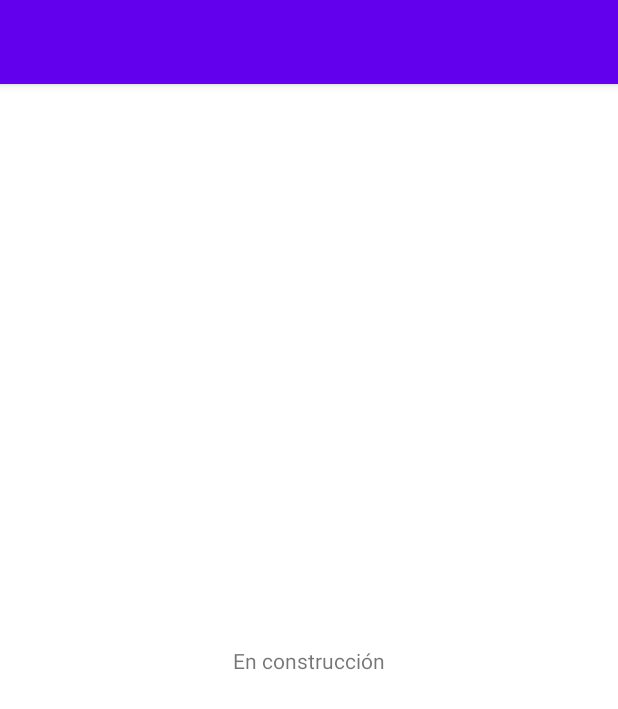
After one commit to rafalesan/credi-kiosko-android, an Android app: the HomeFragment screen opened directly, with no data from a screen before it, on a phone screen of 412 x 824 dp. The commit adds this screen. Shown: the top 709 px of the screen. Run offline under Robolectric (Android 15) with nearby library versions, the phone set to English and light mode, and no system bars; our stand-ins replace Timber, data binding, navigation-ui; 2 statements that could not run were skipped.

Commit message:
Implement empty HomeFragment, also configure navigation drawer and navigation header with empty ui inside MainActivity

```diff
--- a/app/src/main/java/com/rafalesan/credikiosko/di/appModule.kt
+++ b/app/src/main/java/com/rafalesan/credikiosko/di/appModule.kt
@@ -3,6 +3,7 @@ package com.rafalesan.credikiosko.di
 import com.rafalesan.credikiosko.presentation.auth.AuthViewModel
 import com.rafalesan.credikiosko.presentation.auth.login.LoginViewModel
 import com.rafalesan.credikiosko.presentation.auth.signup.SignupViewModel
+import com.rafalesan.credikiosko.presentation.home.HomeViewModel
 import com.rafalesan.credikiosko.presentation.main.MainViewModel
 import org.koin.androidx.viewmodel.dsl.viewModel
 import org.koin.dsl.module
@@ -13,5 +14,6 @@ val appModule = module {
     viewModel { SignupViewModel(get()) }
     viewModel { AuthViewModel(get(), get(), get()) }
     viewModel { MainViewModel() }
+    viewModel { HomeViewModel() }
 
 }
--- /dev/null
+++ b/presentation/src/main/java/com/rafalesan/credikiosko/presentation/home/HomeFragment.kt
@@ -0,0 +1,13 @@
+package com.rafalesan.credikiosko.presentation.home
+
+import com.rafalesan.credikiosko.presentation.R
+import com.rafalesan.credikiosko.presentation.base.BaseViewModelFragment
+import com.rafalesan.credikiosko.presentation.databinding.FrgHomeBinding
+import org.koin.androidx.viewmodel.ext.android.viewModel
+
+class HomeFragment : BaseViewModelFragment<HomeViewModel, FrgHomeBinding>() {
+
+    override val contentViewLayoutId = R.layout.frg_home
+    override val viewModel: HomeViewModel by viewModel()
+
+}
--- /dev/null
+++ b/presentation/src/main/java/com/rafalesan/credikiosko/presentation/home/HomeViewModel.kt
@@ -0,0 +1,6 @@
+package com.rafalesan.credikiosko.presentation.home
+
+import com.rafalesan.credikiosko.presentation.base.BaseViewModel
+
+class HomeViewModel : BaseViewModel() {
+}
--- a/presentation/src/main/java/com/rafalesan/credikiosko/presentation/main/MainActivity.kt
+++ b/presentation/src/main/java/com/rafalesan/credikiosko/presentation/main/MainActivity.kt
@@ -1,5 +1,11 @@
 package com.rafalesan.credikiosko.presentation.main
 
+import android.os.Bundle
+import androidx.navigation.NavController
+import androidx.navigation.fragment.NavHostFragment
+import androidx.navigation.ui.AppBarConfiguration
+import androidx.navigation.ui.NavigationUI
+import androidx.navigation.ui.setupActionBarWithNavController
 import com.rafalesan.credikiosko.presentation.R
 import com.rafalesan.credikiosko.presentation.base.BaseActivity
 import com.rafalesan.credikiosko.presentation.databinding.ActMainBinding
@@ -10,4 +16,40 @@ class MainActivity : BaseActivity<MainViewModel, ActMainBinding>() {
     override val contentLayoutId: Int = R.layout.act_main
     override val viewModel: MainViewModel by viewModel()
 
+    private val appBarConfiguration by lazy { setupAppBarConfiguration() }
+    private val navController by lazy { setupNavController() }
+
+    override fun onCreate(savedInstanceState: Bundle?) {
+        super.onCreate(savedInstanceState)
+        setup()
+    }
+
+    override fun onSupportNavigateUp(): Boolean {
+        return NavigationUI.navigateUp(navController, appBarConfiguration)
+    }
+
+    private fun setup() {
+        setupToolbar()
+        setupDrawer()
+    }
+
+    private fun setupToolbar() {
+        setSupportActionBar(binding.includeContent.findViewById(R.id.toolbar))
+    }
+
+    private fun setupDrawer() {
+        setupActionBarWithNavController(navController, appBarConfiguration)
+    }
+
+    private fun setupAppBarConfiguration(): AppBarConfiguration {
+        return AppBarConfiguration.Builder(R.id.homeFragment)
+                .setOpenableLayout(binding.drawerLayout)
+                .build()
+    }
+
+    private fun setupNavController(): NavController {
+        val navHostFragment = supportFragmentManager.findFragmentById(R.id.mainNavHost) as NavHostFragment
+        return navHostFragment.navController
+    }
+
 }
--- a/presentation/src/main/res/layout/act_main.xml
+++ b/presentation/src/main/res/layout/act_main.xml
@@ -8,20 +8,22 @@
             type="com.rafalesan.credikiosko.presentation.main.MainViewModel" />
     </data>
 
-    <androidx.constraintlayout.widget.ConstraintLayout
+    <androidx.drawerlayout.widget.DrawerLayout
+        android:id="@+id/drawerLayout"
         android:layout_width="match_parent"
         android:layout_height="match_parent">
 
-        <androidx.appcompat.widget.AppCompatTextView
-            android:id="@+id/appCompatTextView"
+        <include
+            android:id="@+id/includeContent"
+            layout="@layout/inc_main_content" />
+
+        <com.google.android.material.navigation.NavigationView
+            android:id="@+id/navigationView"
             android:layout_width="wrap_content"
-            android:layout_height="wrap_content"
-            android:text="En construcción"
-            app:layout_constraintBottom_toBottomOf="parent"
-            app:layout_constraintEnd_toEndOf="parent"
-            app:layout_constraintStart_toStartOf="parent"
-            app:layout_constraintTop_toTopOf="parent" />
+            android:layout_height="match_parent"
+            android:layout_gravity="start"
+            app:headerLayout="@layout/navigation_view_header" />
 
-    </androidx.constraintlayout.widget.ConstraintLayout>
+    </androidx.drawerlayout.widget.DrawerLayout>
 
 </layout>
--- /dev/null
+++ b/presentation/src/main/res/layout/frg_home.xml
@@ -0,0 +1,25 @@
+<?xml version="1.0" encoding="utf-8"?>
+<layout xmlns:android="http://schemas.android.com/apk/res/android"
+    xmlns:app="http://schemas.android.com/apk/res-auto">
+
+    <data>
+        <variable
+            name="viewModel"
+            type="com.rafalesan.credikiosko.presentation.home.HomeViewModel" />
+    </data>
+
+    <androidx.constraintlayout.widget.ConstraintLayout
+        android:layout_width="match_parent"
+        android:layout_height="match_parent">
+
+        <androidx.appcompat.widget.AppCompatTextView
+            android:layout_width="wrap_content"
+            android:layout_height="wrap_content"
+            android:text="@string/under_construction"
+            app:layout_constraintBottom_toBottomOf="parent"
+            app:layout_constraintEnd_toEndOf="parent"
+            app:layout_constraintStart_toStartOf="parent"
+            app:layout_constraintTop_toTopOf="parent" />
+
+    </androidx.constraintlayout.widget.ConstraintLayout>
+</layout>
--- /dev/null
+++ b/presentation/src/main/res/layout/inc_main_content.xml
@@ -0,0 +1,28 @@
+<?xml version="1.0" encoding="utf-8"?>
+<androidx.constraintlayout.widget.ConstraintLayout xmlns:android="http://schemas.android.com/apk/res/android"
+    xmlns:app="http://schemas.android.com/apk/res-auto"
+    android:layout_width="match_parent"
+    android:layout_height="match_parent">
+
+    <include
+        android:id="@+id/includeToolbar"
+        layout="@layout/inc_toolbar"
+        android:layout_width="0dp"
+        android:layout_height="wrap_content"
+        app:layout_constraintEnd_toEndOf="parent"
+        app:layout_constraintStart_toStartOf="parent"
+        app:layout_constraintTop_toTopOf="parent" />
+
+    <androidx.fragment.app.FragmentContainerView
+        android:id="@+id/mainNavHost"
+        android:name="androidx.navigation.fragment.NavHostFragment"
+        android:layout_width="match_parent"
+        android:layout_height="0dp"
+        app:defaultNavHost="true"
+        app:navGraph="@navigation/nav_main"
+        app:layout_constraintBottom_toBottomOf="parent"
+        app:layout_constraintEnd_toEndOf="parent"
+        app:layout_constraintStart_toStartOf="parent"
+        app:layout_constraintTop_toBottomOf="@+id/includeToolbar" />
+
+</androidx.constraintlayout.widget.ConstraintLayout>
--- /dev/null
+++ b/presentation/src/main/res/layout/inc_toolbar.xml
@@ -0,0 +1,13 @@
+<?xml version="1.0" encoding="utf-8"?>
+<com.google.android.material.appbar.AppBarLayout xmlns:android="http://schemas.android.com/apk/res/android"
+    android:id="@+id/appbar"
+    android:layout_width="match_parent"
+    android:layout_height="wrap_content"
+    android:animateLayoutChanges="true">
+
+    <androidx.appcompat.widget.Toolbar
+        android:id="@+id/toolbar"
+        android:layout_width="match_parent"
+        android:layout_height="?attr/actionBarSize"/>
+
+</com.google.android.material.appbar.AppBarLayout>
--- /dev/null
+++ b/presentation/src/main/res/navigation/nav_main.xml
@@ -0,0 +1,14 @@
+<?xml version="1.0" encoding="utf-8"?>
+<navigation xmlns:android="http://schemas.android.com/apk/res/android"
+    xmlns:app="http://schemas.android.com/apk/res-auto"
+    xmlns:tools="http://schemas.android.com/tools"
+    android:id="@+id/nav_main"
+    app:startDestination="@id/homeFragment">
+
+    <fragment
+        android:id="@+id/homeFragment"
+        android:name="com.rafalesan.credikiosko.presentation.home.HomeFragment"
+        android:label="@string/home"
+        tools:layout="@layout/frg_home" />
+
+</navigation>
--- a/presentation/src/main/res/values/colors.xml
+++ b/presentation/src/main/res/values/colors.xml
@@ -9,4 +9,5 @@
     <color name="white">#FFFFFFFF</color>
     <color name="orange">#FF5722</color>
     <color name="yellow">#F3B72E</color>
+    <color name="lightGray">#D8D8D8</color>
 </resources>
--- a/presentation/src/main/res/values/dimens.xml
+++ b/presentation/src/main/res/values/dimens.xml
@@ -8,4 +8,5 @@
     <dimen name="space_6x">48dp</dimen>
     <dimen name="space_7x">56dp</dimen>
     <dimen name="space_8x">64dp</dimen>
+    <dimen name="space_4n">4dp</dimen>
 </resources>
--- a/presentation/src/main/res/values/strings.xml
+++ b/presentation/src/main/res/values/strings.xml
@@ -34,4 +34,5 @@
     <string name="val_empty_passwrod_confirmation">Por favor repita su contraseña</string>
     <string name="val_password_not_equals">Las contraseñas no coinciden</string>
     <string name="server_not_available_or_bad_internet_connection">El servidor no se encuentra disponible o su conexión a internet es inestable. Por favor verifique su conexión a internet.</string>
+    <string name="home">Inicio</string>
 </resources>
```
Also changed, not shown: presentation/src/main/res/drawable/circle_shadow.xml (added, +11 -0 lines), presentation/src/main/res/drawable/ic_empty_profile_photo.xml (added, +11 -0 lines), presentation/src/main/res/layout/navigation_view_header.xml (added, +81 -0 lines).
